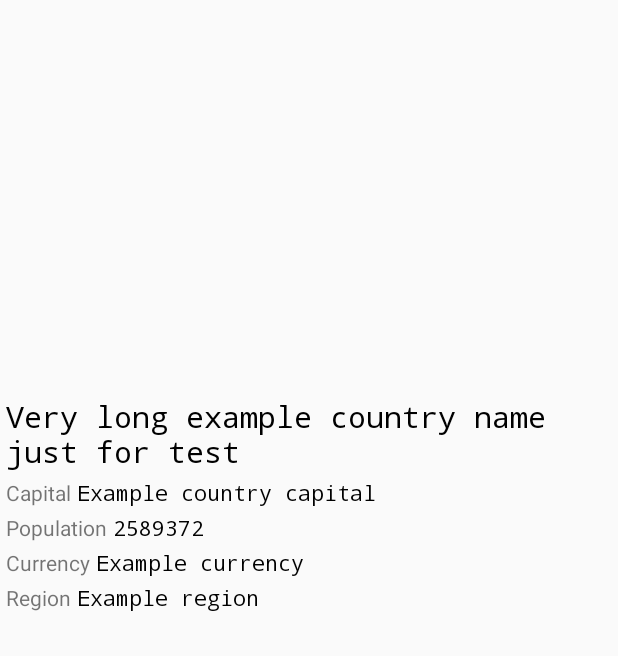
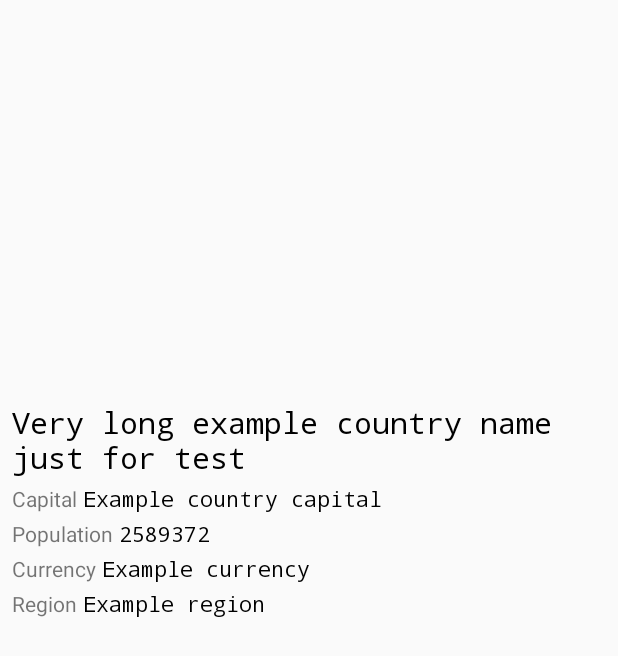
Before and after one commit to bigelbrus/CountriesInfoApp, an Android app: the layout activity_detail.xml on its own in the app's theme, with its tools: preview values and no code run, on a phone screen of 412 x 824 dp. Shown: the top 656 px of the screen. Run offline under Robolectric (Android 15) with nearby library versions, the phone set to English and light mode, and no system bars.

```diff
--- a/app/src/main/java/com/example/countriesinfoapp/data/database/DBCountry.java
+++ b/app/src/main/java/com/example/countriesinfoapp/data/database/DBCountry.java
@@ -1,6 +1,4 @@
 package com.example.countriesinfoapp.data.database;
-
-import java.util.List;
 
 import io.realm.RealmObject;
 import io.realm.annotations.PrimaryKey;
--- a/app/src/main/java/com/example/countriesinfoapp/data/network/JSONCountriesApi.java
+++ b/app/src/main/java/com/example/countriesinfoapp/data/network/JSONCountriesApi.java
@@ -1,6 +1,4 @@
 package com.example.countriesinfoapp.data.network;
-
-import androidx.lifecycle.LiveData;
 
 import java.util.List;
 
--- a/app/src/main/java/com/example/countriesinfoapp/ui/details/DetailViewModel.java
+++ b/app/src/main/java/com/example/countriesinfoapp/ui/details/DetailViewModel.java
@@ -1,6 +1,5 @@
 package com.example.countriesinfoapp.ui.details;
 
-import androidx.lifecycle.LifecycleOwner;
 import androidx.lifecycle.LiveData;
 import androidx.lifecycle.ViewModel;
 
--- a/app/src/main/java/com/example/countriesinfoapp/ui/details/DetailViewModelFactory.java
+++ b/app/src/main/java/com/example/countriesinfoapp/ui/details/DetailViewModelFactory.java
@@ -1,7 +1,6 @@
 package com.example.countriesinfoapp.ui.details;
 
 import androidx.annotation.NonNull;
-import androidx.lifecycle.LifecycleOwner;
 import androidx.lifecycle.ViewModel;
 import androidx.lifecycle.ViewModelProvider;
 
@@ -10,12 +9,10 @@ import com.example.countriesinfoapp.data.DataRepository;
 public class DetailViewModelFactory extends ViewModelProvider.NewInstanceFactory {
     private DataRepository mRepository;
     private String mCountryName;
-    private LifecycleOwner owner;
 
     public DetailViewModelFactory(DataRepository repository, String countryName){
         mRepository = repository;
         mCountryName = countryName;
-        this.owner = owner;
     }
 
     @NonNull
--- a/app/src/main/java/com/example/countriesinfoapp/ui/main/CountryAdapter.java
+++ b/app/src/main/java/com/example/countriesinfoapp/ui/main/CountryAdapter.java
@@ -11,11 +11,9 @@ import androidx.annotation.NonNull;
 import androidx.recyclerview.widget.RecyclerView;
 
 import com.example.countriesinfoapp.R;
-import com.example.countriesinfoapp.data.network.Country;
 import com.example.countriesinfoapp.data.network.CountryNames;
 
 import java.util.List;
-import java.util.zip.Inflater;
 
 public class CountryAdapter extends RecyclerView.Adapter<CountryAdapter.CountryViewHolder> {
 
@@ -26,7 +24,6 @@ public class CountryAdapter extends RecyclerView.Adapter<CountryAdapter.CountryV
     public CountryAdapter(Context context, CountryAdapterClickHandler clickHandler) {
         mClickHandler = clickHandler;
         mContext = context;
-        Log.d("tag","adapter");
     }
 
     @NonNull
--- a/app/src/main/java/com/example/countriesinfoapp/ui/main/MainActivity.java
+++ b/app/src/main/java/com/example/countriesinfoapp/ui/main/MainActivity.java
@@ -8,14 +8,11 @@ import androidx.recyclerview.widget.RecyclerView;
 
 import android.content.Intent;
 import android.os.Bundle;
-import android.util.Log;
 import android.view.View;
 import android.widget.ProgressBar;
 import android.widget.TextView;
-import android.widget.Toast;
 
 import com.example.countriesinfoapp.R;
-import com.example.countriesinfoapp.data.DataRepository;
 import com.example.countriesinfoapp.ui.details.DetailActivity;
 import com.example.countriesinfoapp.utilities.FactoryUtils;
 
--- a/app/src/main/java/com/example/countriesinfoapp/ui/main/MainViewModel.java
+++ b/app/src/main/java/com/example/countriesinfoapp/ui/main/MainViewModel.java
@@ -4,7 +4,6 @@ import androidx.lifecycle.LiveData;
 import androidx.lifecycle.ViewModel;
 
 import com.example.countriesinfoapp.data.DataRepository;
-import com.example.countriesinfoapp.data.network.Country;
 import com.example.countriesinfoapp.data.network.CountryNames;
 
 import java.util.List;
--- a/app/src/main/java/com/example/countriesinfoapp/ui/main/MainViewModelFactory.java
+++ b/app/src/main/java/com/example/countriesinfoapp/ui/main/MainViewModelFactory.java
@@ -4,11 +4,7 @@ import androidx.annotation.NonNull;
 import androidx.lifecycle.ViewModel;
 import androidx.lifecycle.ViewModelProvider;
 
-import com.example.countriesinfoapp.AppExecutors;
 import com.example.countriesinfoapp.data.DataRepository;
-import com.example.countriesinfoapp.data.network.Country;
-
-import java.util.List;
 
 public class MainViewModelFactory extends ViewModelProvider.NewInstanceFactory {
     private final DataRepository mRepository;
--- a/app/src/main/java/com/example/countriesinfoapp/utilities/FactoryUtils.java
+++ b/app/src/main/java/com/example/countriesinfoapp/utilities/FactoryUtils.java
@@ -1,12 +1,10 @@
 package com.example.countriesinfoapp.utilities;
 
 import android.content.Context;
-import android.util.Log;
 
 import com.example.countriesinfoapp.AppExecutors;
 import com.example.countriesinfoapp.data.DataRepository;
 import com.example.countriesinfoapp.data.database.DatabaseDataSource;
-import com.example.countriesinfoapp.data.network.Country;
 import com.example.countriesinfoapp.data.network.JSONCountriesApi;
 import com.example.countriesinfoapp.data.network.NetworkDataSource;
 import com.example.countriesinfoapp.ui.details.DetailViewModelFactory;
--- a/app/src/main/res/layout/activity_detail.xml
+++ b/app/src/main/res/layout/activity_detail.xml
@@ -4,18 +4,18 @@
     xmlns:tools="http://schemas.android.com/tools"
     android:layout_width="match_parent"
     android:layout_height="match_parent"
-    android:padding="4dp"
+    android:padding="8dp"
     tools:context=".ui.details.DetailActivity">
 
         <TextView
             android:id="@+id/tv_country_name_detail"
             android:layout_width="0dp"
             android:layout_height="wrap_content"
+            android:layout_marginTop="10dp"
             android:fontFamily="monospace"
             android:text="@string/example_coutry_name"
             android:textColor="#000"
             android:textSize="20sp"
-        android:layout_marginTop="10dp"
             app:layout_constraintEnd_toEndOf="parent"
             app:layout_constraintStart_toStartOf="parent"
             app:layout_constraintTop_toBottomOf="@+id/iv_flag_detail" />
@@ -51,53 +51,53 @@
             app:layout_constraintTop_toBottomOf="@+id/tv_country_name_detail" />
 
         <TextView
-        android:id="@+id/tv_popuation_label_detail"
+            android:id="@+id/tv_population_label_detail"
             android:layout_width="wrap_content"
             android:layout_height="wrap_content"
+            android:layout_marginTop="4dp"
             android:text="@string/tv_population_label_detail"
-        android:layout_marginTop="4dp"
             app:layout_constraintStart_toStartOf="parent"
             app:layout_constraintTop_toBottomOf="@+id/tv_capital_detail" />
 
         <TextView
-        android:id="@+id/tv_popuation_detail"
+            android:id="@+id/tv_population_detail"
             android:layout_width="wrap_content"
             android:layout_height="wrap_content"
+            android:layout_marginStart="4dp"
+            android:layout_marginTop="4dp"
+            android:fontFamily="monospace"
             android:text="@string/example_population"
-        android:layout_marginTop="4dp"
-        android:layout_marginStart="4dp"
             android:textColor="#000"
-        android:fontFamily="monospace"
-        app:layout_constraintStart_toEndOf="@+id/tv_popuation_label_detail"
+            app:layout_constraintStart_toEndOf="@+id/tv_population_label_detail"
             app:layout_constraintTop_toBottomOf="@+id/tv_capital_detail" />
 
         <TextView
             android:id="@+id/tv_currency_label_detail"
             android:layout_width="wrap_content"
             android:layout_height="wrap_content"
+            android:layout_marginTop="4dp"
             android:text="@string/tv_currency_label_detail"
-        android:layout_marginTop="4dp"
             app:layout_constraintStart_toStartOf="parent"
-        app:layout_constraintTop_toBottomOf="@+id/tv_popuation_detail" />
+            app:layout_constraintTop_toBottomOf="@+id/tv_population_detail" />
 
         <TextView
             android:id="@+id/tv_currency_detail"
             android:layout_width="wrap_content"
             android:layout_height="wrap_content"
+            android:layout_marginStart="4dp"
             android:layout_marginTop="4dp"
-        android:layout_marginStart="4dp"
-        android:textColor="#000"
             android:fontFamily="monospace"
             android:text="@string/example_currency"
+            android:textColor="#000"
             app:layout_constraintStart_toEndOf="@+id/tv_currency_label_detail"
-        app:layout_constraintTop_toBottomOf="@+id/tv_popuation_detail" />
+            app:layout_constraintTop_toBottomOf="@+id/tv_population_detail" />
 
         <TextView
             android:id="@+id/tv_region_label_detail"
             android:layout_width="wrap_content"
             android:layout_height="wrap_content"
+            android:layout_marginTop="4dp"
             android:text="@string/tv_region_label_detail"
-        android:layout_marginTop="4dp"
             app:layout_constraintStart_toStartOf="parent"
             app:layout_constraintTop_toBottomOf="@+id/tv_currency_detail" />
 
@@ -105,12 +105,22 @@
             android:id="@+id/tv_region_detail"
             android:layout_width="wrap_content"
             android:layout_height="wrap_content"
+            android:layout_marginStart="4dp"
             android:layout_marginTop="4dp"
-        android:layout_marginStart="4dp"
-        android:textColor="#000"
             android:fontFamily="monospace"
             android:text="@string/example_region"
+            android:textColor="#000"
             app:layout_constraintStart_toEndOf="@+id/tv_region_label_detail"
             app:layout_constraintTop_toBottomOf="@+id/tv_currency_detail" />
 
+        <ProgressBar
+            android:id="@+id/pb_loading_indicator_detail"
+            android:visibility="invisible"
+            android:layout_width="wrap_content"
+            android:layout_height="wrap_content"
+            app:layout_constraintBottom_toBottomOf="parent"
+            app:layout_constraintEnd_toEndOf="parent"
+            app:layout_constraintStart_toStartOf="parent"
+            app:layout_constraintTop_toTopOf="parent" />
+
 </androidx.constraintlayout.widget.ConstraintLayout>
```
Also changed, not shown: app/src/main/java/com/example/countriesinfoapp/data/DataRepository.java (+18 -40 lines), app/src/main/java/com/example/countriesinfoapp/data/database/DatabaseDataSource.java (+1 -6 lines), app/src/main/java/com/example/countriesinfoapp/ui/details/DetailActivity.java (+36 -6 lines). Lines whose indentation alone changed are shown as unchanged.
